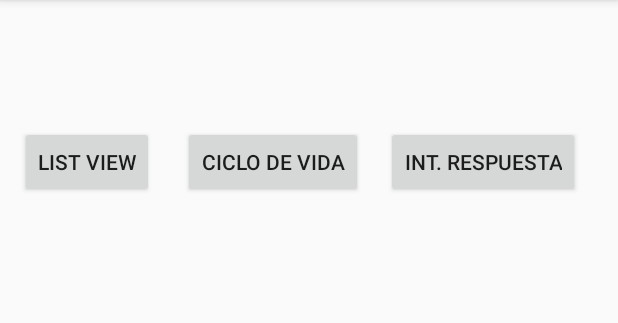
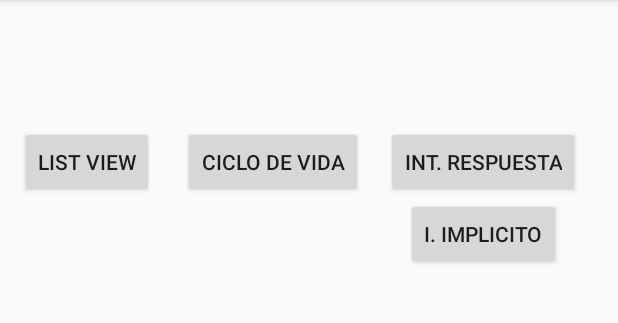
Before and after one commit to 2020-A-Moviles-GR1/mov-diaz-danny, an Android app: the screen it shows after launch (MainActivity), on a phone screen of 412 x 824 dp, the part 84-407 px from its top. Run offline under Robolectric (Android 15) with nearby library versions, the phone set to English and light mode, and no system bars; libraries missing offline, so code that uses them is left out: com.diaz_danny.

Commit message:
Intents y filter intents

```diff
--- a/02-Android/app/src/main/java/com/diaz_danny/DeusGallet/MainActivity.kt
+++ b/02-Android/app/src/main/java/com/diaz_danny/DeusGallet/MainActivity.kt
@@ -23,6 +23,12 @@ class MainActivity : AppCompatActivity() {
             startActivity(Intent(applicationContext, ListViewActivity::class.java));
         }
 
+        buttonIntentRespuesta.setOnClickListener{
+            val intentExplicito = Intent(this, IntentEnviaParametrosActivity::class.java)
+            intentExplicito.putExtra("numero", 2)
+            startActivity(intentExplicito)
+        }
+
     }
 
 
--- a/02-Android/app/src/main/res/layout/activity_main.xml
+++ b/02-Android/app/src/main/res/layout/activity_main.xml
@@ -41,4 +41,13 @@
         app:layout_constraintStart_toEndOf="@+id/buttonCicloVida"
         app:layout_constraintTop_toTopOf="parent"
         app:layout_constraintVertical_bias="0.117" />
+
+    <Button
+        android:id="@+id/buttonIntentImplicito"
+        android:layout_width="wrap_content"
+        android:layout_height="wrap_content"
+        android:text="I. Implicito"
+        app:layout_constraintEnd_toEndOf="@+id/buttonIntentRespuesta"
+        app:layout_constraintStart_toStartOf="@+id/buttonIntentRespuesta"
+        app:layout_constraintTop_toBottomOf="@+id/buttonIntentRespuesta" />
 </androidx.constraintlayout.widget.ConstraintLayout>
```
Also changed, not shown: 02-Android/app/src/main/AndroidManifest.xml (+7 -1 lines), 02-Android/app/src/main/java/com/diaz_danny/DeusGallet/IntentEnviaParametrosActivity.kt (+21 -0 lines), 1 other file.
